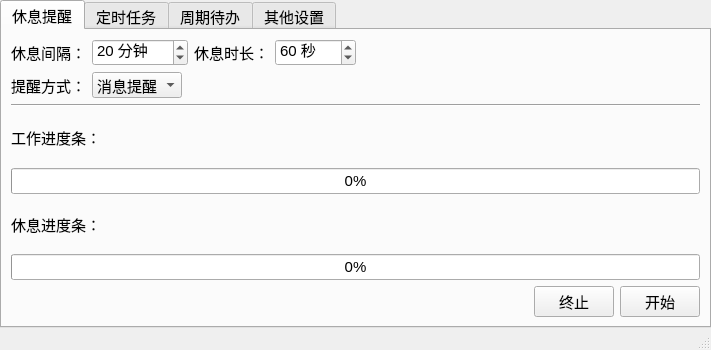
Old version of the form main.ui in the repository songquanpeng/pdf2excel.
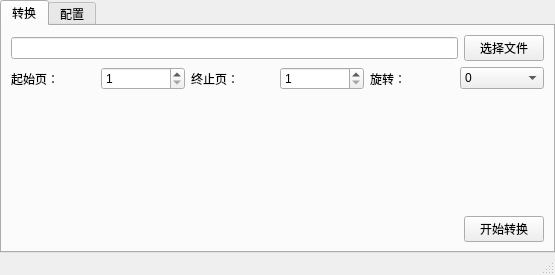
New version of the form.

Patch:
```diff
--- a/main.ui
+++ b/main.ui
@@ -6,26 +6,17 @@
    <rect>
     <x>0</x>
     <y>0</y>
-    <width>711</width>
-    <height>350</height>
+    <width>555</width>
+    <height>275</height>
    </rect>
   </property>
   <property name="windowTitle">
-   <string>Personal Assistant</string>
+   <string>PDF 文件转 Excel 表格工具</string>
   </property>
   <property name="styleSheet">
-   <string notr="true">font: 11pt &quot;Microsoft YaHei UI&quot;;</string>
+   <string notr="true">font: 12pt &quot;Microsoft YaHei UI&quot;;</string>
   </property>
   <widget class="QWidget" name="centralwidget">
-   <property name="font">
-    <font>
-     <family>Microsoft YaHei UI</family>
-     <pointsize>11</pointsize>
-     <weight>50</weight>
-     <italic>false</italic>
-     <bold>false</bold>
-    </font>
-   </property>
    <layout class="QGridLayout" name="gridLayout_2">
     <property name="leftMargin">
      <number>0</number>
@@ -39,439 +30,197 @@
     <property name="bottomMargin">
      <number>0</number>
     </property>
+    <property name="spacing">
+     <number>0</number>
+    </property>
     <item row="0" column="0">
      <widget class="QTabWidget" name="tabWidget">
-      <property name="sizePolicy">
-       <sizepolicy hsizetype="Expanding" vsizetype="Expanding">
-        <horstretch>0</horstretch>
-        <verstretch>0</verstretch>
-       </sizepolicy>
-      </property>
-      <property name="font">
-       <font>
-        <family>Microsoft YaHei UI</family>
-        <pointsize>11</pointsize>
-        <weight>50</weight>
-        <italic>false</italic>
-        <bold>false</bold>
-       </font>
-      </property>
-      <property name="tabPosition">
-       <enum>QTabWidget::North</enum>
-      </property>
       <property name="currentIndex">
        <number>0</number>
       </property>
-      <widget class="QWidget" name="restTab">
+      <widget class="QWidget" name="widget">
        <attribute name="title">
-        <string>休息提醒</string>
+        <string>转换</string>
        </attribute>
        <layout class="QGridLayout" name="gridLayout">
         <item row="0" column="0">
-         <layout class="QHBoxLayout" name="horizontalLayout">
-          <item>
-           <widget class="QLabel" name="label">
-            <property name="text">
-             <string>休息间隔：</string>
-            </property>
-           </widget>
-          </item>
-          <item>
-           <widget class="QSpinBox" name="workSpinBox">
-            <property name="suffix">
-             <string> 分钟</string>
-            </property>
-            <property name="minimum">
-             <number>1</number>
-            </property>
-            <property name="maximum">
-             <number>9999</number>
-            </property>
-            <property name="value">
-             <number>20</number>
-            </property>
-           </widget>
-          </item>
-          <item>
-           <widget class="QLabel" name="label_2">
-            <property name="text">
-             <string>休息时长：</string>
-            </property>
-           </widget>
-          </item>
-          <item>
-           <widget class="QSpinBox" name="restSpinBox">
-            <property name="suffix">
-             <string> 秒</string>
-            </property>
-            <property name="minimum">
-             <number>1</number>
-            </property>
-            <property name="maximum">
-             <number>9999</number>
-            </property>
-            <property name="value">
-             <number>60</number>
-            </property>
-           </widget>
-          </item>
-          <item>
-           <spacer name="horizontalSpacer">
-            <property name="orientation">
-             <enum>Qt::Horizontal</enum>
-            </property>
-            <property name="sizeHint" stdset="0">
-             <size>
-              <width>188</width>
-              <height>20</height>
-             </size>
-            </property>
-           </spacer>
-          </item>
-         </layout>
-        </item>
-        <item row="1" column="0">
          <layout class="QHBoxLayout" name="horizontalLayout_2">
           <item>
-           <widget class="QLabel" name="label_3">
-            <property name="text">
-             <string>提醒方式：</string>
-            </property>
-           </widget>
+           <widget class="QLineEdit" name="fileLineEdit"/>
           </item>
           <item>
-           <widget class="QComboBox" name="methodComboBox">
-            <item>
-             <property name="text">
-              <string>消息提醒</string>
-             </property>
-            </item>
-            <item>
-             <property name="text">
-              <string>弹窗提醒</string>
-             </property>
-            </item>
-            <item>
-             <property name="text">
-              <string>全屏覆盖</string>
-             </property>
-            </item>
-            <item>
-             <property name="text">
-              <string>显示桌面</string>
-             </property>
-            </item>
-           </widget>
-          </item>
-          <item>
-           <spacer name="horizontalSpacer_2">
-            <property name="orientation">
-             <enum>Qt::Horizontal</enum>
-            </property>
-            <property name="sizeHint" stdset="0">
-             <size>
-              <width>168</width>
-              <height>20</height>
-             </size>
-            </property>
-           </spacer>
-          </item>
-         </layout>
-        </item>
-        <item row="2" column="0">
-         <widget class="Line" name="line">
-          <property name="orientation">
-           <enum>Qt::Horizontal</enum>
-          </property>
-         </widget>
-        </item>
-        <item row="3" column="0">
-         <widget class="QLabel" name="label_4">
-          <property name="text">
-           <string>工作进度条：</string>
-          </property>
-         </widget>
-        </item>
-        <item row="4" column="0">
-         <widget class="QProgressBar" name="workProgressBar">
-          <property name="value">
-           <number>0</number>
-          </property>
-         </widget>
-        </item>
-        <item row="5" column="0">
-         <widget class="QLabel" name="label_5">
-          <property name="text">
-           <string>休息进度条：</string>
-          </property>
-         </widget>
-        </item>
-        <item row="6" column="0">
-         <widget class="QProgressBar" name="restProgressBar">
-          <property name="value">
-           <number>0</number>
-          </property>
-         </widget>
-        </item>
-        <item row="7" column="0">
-         <layout class="QHBoxLayout" name="horizontalLayout_6">
-          <item>
-           <spacer name="horizontalSpacer_6">
-            <property name="orientation">
-             <enum>Qt::Horizontal</enum>
-            </property>
-            <property name="sizeHint" stdset="0">
-             <size>
-              <width>388</width>
-              <height>20</height>
-             </size>
-            </property>
-           </spacer>
-          </item>
-          <item>
-           <widget class="QPushButton" name="restStopBtn">
+           <widget class="QPushButton" name="chooseBtn">
             <property name="text">
-             <string>终止</string>
+             <string>选择文件</string>
             </property>
            </widget>
           </item>
-          <item>
-           <widget class="QPushButton" name="restStartBtn">
-            <property name="text">
-             <string>开始</string>
-            </property>
-           </widget>
-          </item>
          </layout>
         </item>
-       </layout>
-      </widget>
-      <widget class="QWidget" name="scheduleTab">
-       <attribute name="title">
-        <string>定时任务</string>
-       </attribute>
-       <layout class="QGridLayout" name="gridLayout_3">
-        <property name="leftMargin">
-         <number>0</number>
-        </property>
-        <property name="topMargin">
-         <number>0</number>
-        </property>
-        <property name="rightMargin">
-         <number>0</number>
-        </property>
-        <property name="bottomMargin">
-         <number>0</number>
-        </property>
-        <property name="spacing">
-         <number>0</number>
-        </property>
-        <item row="0" column="0">
-         <widget class="QPlainTextEdit" name="scheduleTextEdit">
-          <property name="font">
-           <font>
-            <family>Consolas</family>
-            <pointsize>11</pointsize>
-            <weight>50</weight>
-            <italic>false</italic>
-            <bold>false</bold>
-           </font>
-          </property>
-          <property name="styleSheet">
-           <string notr="true">font-size: 11pt;
-font-family: &quot;Consolas&quot;, &quot;Microsoft YaHei&quot;;</string>
-          </property>
-          <property name="plainText">
-           <string># 语法与 crontab 保持一致
-</string>
-          </property>
-         </widget>
-        </item>
         <item row="1" column="0">
-         <layout class="QHBoxLayout" name="horizontalLayout_4">
+         <layout class="QHBoxLayout" name="horizontalLayout">
           <item>
-           <spacer name="horizontalSpacer_4">
-            <property name="orientation">
-             <enum>Qt::Horizontal</enum>
-            </property>
-            <property name="sizeHint" stdset="0">
-             <size>
-              <width>498</width>
-              <height>20</height>
-             </size>
-            </property>
-           </spacer>
-          </item>
-          <item>
-           <widget class="QPushButton" name="scheduleSaveBtn">
+           <widget class="QLabel" name="label_4">
             <property name="text">
-             <string>保存</string>
+             <string>起始页：</string>
             </property>
            </widget>
           </item>
-         </layout>
-        </item>
-       </layout>
-      </widget>
-      <widget class="QWidget" name="todoTab">
-       <attribute name="title">
-        <string>周期待办</string>
-       </attribute>
-       <layout class="QGridLayout" name="gridLayout_4">
-        <property name="leftMargin">
-         <number>0</number>
-        </property>
-        <property name="topMargin">
-         <number>0</number>
-        </property>
-        <property name="rightMargin">
-         <number>0</number>
-        </property>
-        <property name="bottomMargin">
-         <number>0</number>
-        </property>
-        <property name="spacing">
-         <number>0</number>
-        </property>
-        <item row="0" column="0">
-         <widget class="QPlainTextEdit" name="todoTextEdit">
-          <property name="styleSheet">
-           <string notr="true">font-size: 11pt;
-font-family: &quot;Consolas&quot;, &quot;Microsoft YaHei&quot;;</string>
-          </property>
-          <property name="plainText">
-           <string># 语法：* TODO 内容
-</string>
-          </property>
-         </widget>
-        </item>
-        <item row="1" column="0">
-         <layout class="QHBoxLayout" name="horizontalLayout_3">
-          <property name="spacing">
-           <number>0</number>
-          </property>
           <item>
-           <spacer name="horizontalSpacer_3">
-            <property name="orientation">
-             <enum>Qt::Horizontal</enum>
+           <widget class="QSpinBox" name="startSpinBox">
+            <property name="minimum">
+             <number>1</number>
             </property>
-            <property name="sizeHint" stdset="0">
-             <size>
-              <width>428</width>
-              <height>20</height>
-             </size>
+            <property name="maximum">
+             <number>9999</number>
             </property>
-           </spacer>
-          </item>
-          <item>
-           <widget class="QPushButton" name="todoSaveBtn">
-            <property name="text">
-             <string>保存</string>
-            </property>
            </widget>
           </item>
-         </layout>
-        </item>
-       </layout>
-      </widget>
-      <widget class="QWidget" name="otherTab">
-       <attribute name="title">
-        <string>其他设置</string>
-       </attribute>
-       <layout class="QGridLayout" name="gridLayout_5">
-        <item row="0" column="0">
-         <layout class="QHBoxLayout" name="horizontalLayout_5">
           <item>
-           <widget class="QLabel" name="label_7">
+           <widget class="QLabel" name="label_5">
             <property name="text">
-             <string>microblog 服务地址：</string>
+             <string>终止页：</string>
             </property>
            </widget>
           </item>
           <item>
-           <widget class="QLineEdit" name="microblogServerLineEdit">
-            <property name="text">
-             <string/>
+           <widget class="QSpinBox" name="endSpinBox">
+            <property name="minimum">
+             <number>1</number>
             </property>
-            <property name="echoMode">
-             <enum>QLineEdit::Normal</enum>
+            <property name="maximum">
+             <number>9999</number>
             </property>
            </widget>
           </item>
-         </layout>
-        </item>
-        <item row="1" column="0">
-         <layout class="QHBoxLayout" name="horizontalLayout_7">
           <item>
            <widget class="QLabel" name="label_6">
             <property name="text">
-             <string>microblog 访问凭证：</string>
+             <string>旋转：</string>
             </property>
            </widget>
           </item>
           <item>
-           <widget class="QLineEdit" name="microblogTokenLineEdit">
-            <property name="text">
-             <string/>
-            </property>
-            <property name="echoMode">
-             <enum>QLineEdit::Password</enum>
-            </property>
+           <widget class="QComboBox" name="rotateComboBox">
+            <item>
+             <property name="text">
+              <string>0</string>
+             </property>
+            </item>
+            <item>
+             <property name="text">
+              <string>90</string>
+             </property>
+            </item>
+            <item>
+             <property name="text">
+              <string>180</string>
+             </property>
+            </item>
+            <item>
+             <property name="text">
+              <string>270</string>
+             </property>
+            </item>
            </widget>
           </item>
          </layout>
         </item>
         <item row="2" column="0">
-         <layout class="QHBoxLayout" name="horizontalLayout_8">
-          <item>
-           <widget class="QLabel" name="label_8">
-            <property name="text">
-             <string>message pusher 服务地址：</string>
-            </property>
-           </widget>
-          </item>
-          <item>
-           <widget class="QLineEdit" name="messageServerLineEdit">
-            <property name="text">
-             <string/>
-            </property>
-            <property name="echoMode">
-             <enum>QLineEdit::Normal</enum>
-            </property>
-           </widget>
-          </item>
-         </layout>
-        </item>
-        <item row="3" column="0">
-         <layout class="QHBoxLayout" name="horizontalLayout_9">
-          <item>
-           <widget class="QLabel" name="label_9">
-            <property name="text">
-             <string>message pusher 访问凭证：</string>
-            </property>
-           </widget>
-          </item>
-          <item>
-           <widget class="QLineEdit" name="messageTokenLineEdit">
-            <property name="text">
-             <string/>
-            </property>
-            <property name="echoMode">
-             <enum>QLineEdit::Password</enum>
-            </property>
-           </widget>
-          </item>
-         </layout>
-        </item>
-        <item row="4" column="0">
-         <spacer name="verticalSpacer_3">
+         <spacer name="verticalSpacer_2">
           <property name="orientation">
            <enum>Qt::Vertical</enum>
           </property>
           <property name="sizeHint" stdset="0">
            <size>
             <width>20</width>
-            <height>172</height>
+            <height>88</height>
+           </size>
+          </property>
+         </spacer>
+        </item>
+        <item row="3" column="0">
+         <layout class="QHBoxLayout" name="horizontalLayout_3">
+          <item>
+           <spacer name="horizontalSpacer">
+            <property name="orientation">
+             <enum>Qt::Horizontal</enum>
+            </property>
+            <property name="sizeHint" stdset="0">
+             <size>
+              <width>178</width>
+              <height>20</height>
+             </size>
+            </property>
+           </spacer>
+          </item>
+          <item>
+           <widget class="QPushButton" name="startBtn">
+            <property name="text">
+             <string>开始转换</string>
+            </property>
+           </widget>
+          </item>
+         </layout>
+        </item>
+       </layout>
+      </widget>
+      <widget class="QWidget" name="tab_2">
+       <attribute name="title">
+        <string>配置</string>
+       </attribute>
+       <layout class="QFormLayout" name="formLayout">
+        <item row="0" column="0">
+         <widget class="QLabel" name="label">
+          <property name="text">
+           <string>Access Key ID：</string>
+          </property>
+         </widget>
+        </item>
+        <item row="0" column="1">
+         <widget class="QLineEdit" name="akLineEdit">
+          <property name="echoMode">
+           <enum>QLineEdit::Password</enum>
+          </property>
+         </widget>
+        </item>
+        <item row="1" column="0">
+         <widget class="QLabel" name="label_2">
+          <property name="text">
+           <string>Secret Access Key：</string>
+          </property>
+         </widget>
+        </item>
+        <item row="1" column="1">
+         <widget class="QLineEdit" name="skLineEdit">
+          <property name="echoMode">
+           <enum>QLineEdit::Password</enum>
+          </property>
+         </widget>
+        </item>
+        <item row="2" column="0">
+         <widget class="QLabel" name="label_3">
+          <property name="text">
+           <string>Region：</string>
+          </property>
+         </widget>
+        </item>
+        <item row="2" column="1">
+         <widget class="QLineEdit" name="regionLineEdit">
+          <property name="echoMode">
+           <enum>QLineEdit::Normal</enum>
+          </property>
+         </widget>
+        </item>
+        <item row="3" column="1">
+         <spacer name="verticalSpacer">
+          <property name="orientation">
+           <enum>Qt::Vertical</enum>
+          </property>
+          <property name="sizeHint" stdset="0">
+           <size>
+            <width>323</width>
+            <height>103</height>
            </size>
           </property>
          </spacer>
```
Left out of the diff: 4 changed lines with no effect on the pictures.
